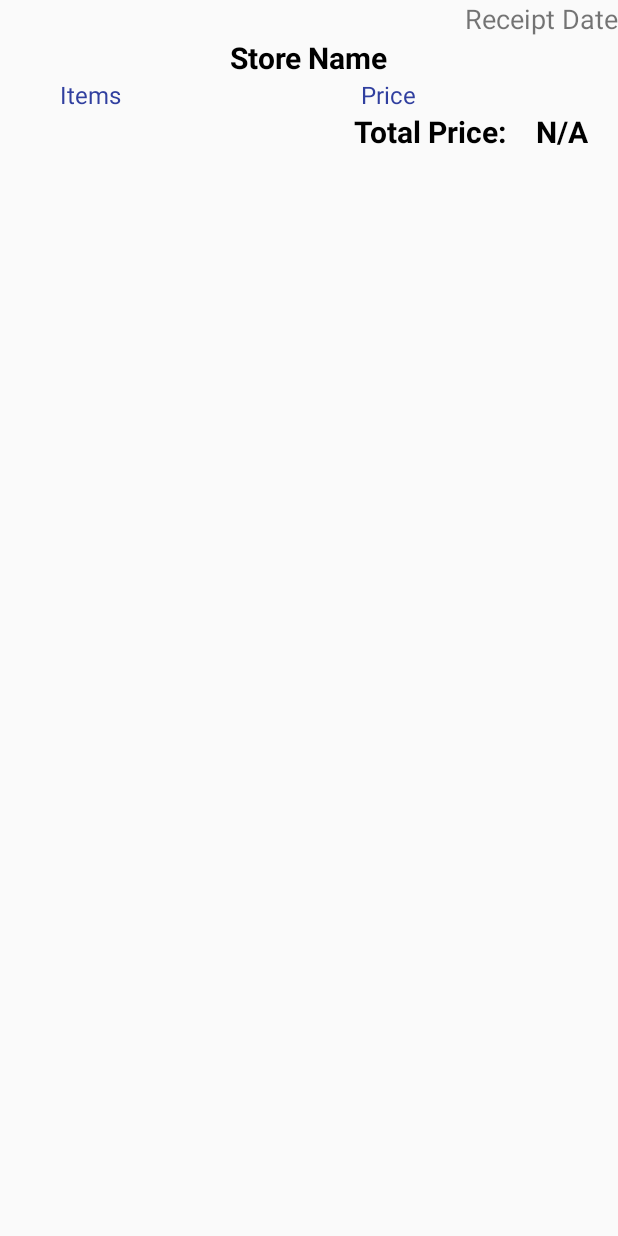
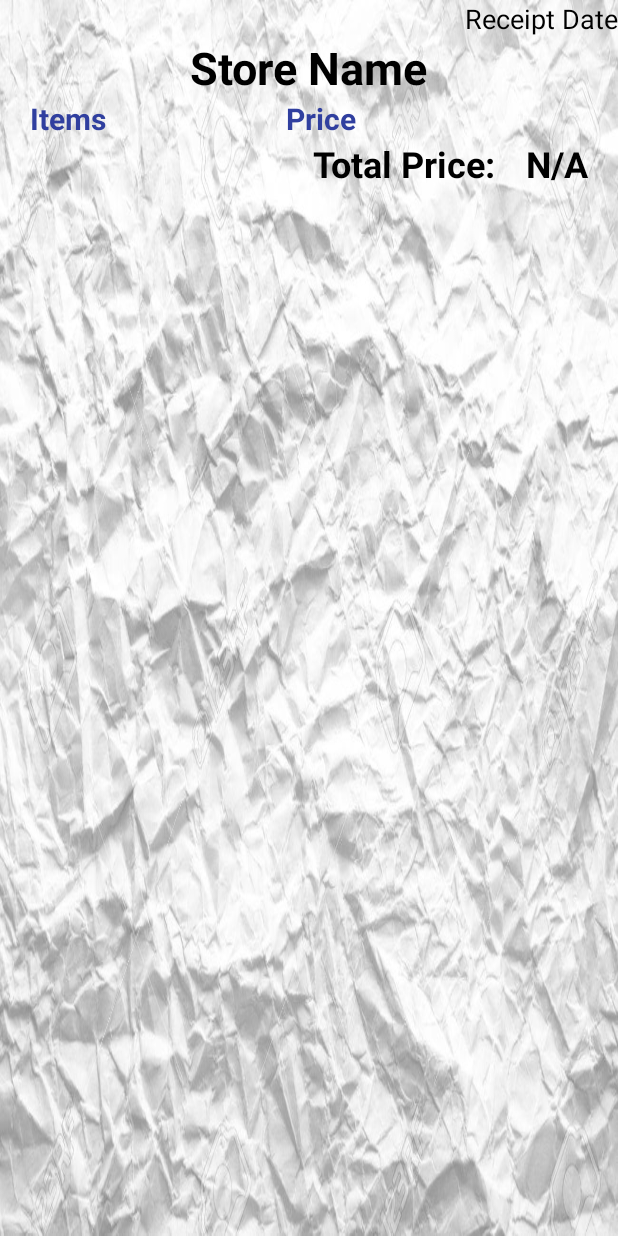
Before and after one commit to andrewgodbout/e-receipt-android, an Android app: the layout activity_receipt.xml on its own in the app's theme, with its tools: preview values and no code run, on a phone screen of 412 x 824 dp. Run offline under Robolectric (Android 15) with nearby library versions, the phone set to English and light mode, and no system bars.

Commit message:
ReceiptBackground

```diff
--- a/E_RECEIPT/app/src/main/res/layout/activity_receipt.xml
+++ b/E_RECEIPT/app/src/main/res/layout/activity_receipt.xml
@@ -2,6 +2,7 @@
 <LinearLayout
     xmlns:android="http://schemas.android.com/apk/res/android"
     android:orientation="vertical"
+    android:background="@drawable/crumbledpaper"
     android:layout_width="match_parent"
     android:layout_height="match_parent"
     android:layout_centerInParent="true">
@@ -17,6 +18,7 @@
             android:layout_width="wrap_content"
             android:layout_height="wrap_content"
             android:textSize="18dp"
+            android:textColor="@android:color/black"
             android:text="@string/receipt_date"/>
 
     </RelativeLayout>
@@ -28,7 +30,7 @@
             android:id="@+id/textview_store_name"
             android:layout_width="wrap_content"
             android:layout_height="wrap_content"
-            android:textSize="20dp"
+            android:textSize="30dp"
             android:textStyle="bold"
             android:textColor="@android:color/black"
             android:text="@string/store_name"/>
@@ -49,9 +51,10 @@
                 android:isScrollContainer="true"
                 android:text="@string/items"
                 android:textColor="@color/colorPrimaryDark"
-                android:textSize="16sp"
-                android:layout_marginLeft="40dp"
-                android:layout_marginRight="80dp"/>
+                android:textStyle="bold"
+                android:textSize="20sp"
+                android:layout_marginLeft="20dp"
+                android:layout_marginRight="60dp"/>
         </ScrollView>
         <ScrollView
             android:layout_width="wrap_content"
@@ -61,11 +64,12 @@
                 android:id="@+id/items_price"
                 android:layout_width="wrap_content"
                 android:layout_height="wrap_content"
-                android:layout_marginLeft="80dp"
+                android:layout_marginLeft="60dp"
                 android:isScrollContainer="true"
                 android:text="@string/price"
                 android:textColor="@color/colorPrimaryDark"
-                android:textSize="16sp"/>
+                android:textStyle="bold"
+                android:textSize="20sp"/>
 
 
         </ScrollView>
@@ -84,7 +88,7 @@
             android:id="@+id/receipt_total"
             android:layout_width="wrap_content"
             android:layout_height="wrap_content"
-            android:textSize="20dp"
+            android:textSize="24dp"
             android:textStyle="bold"
             android:textColor="@android:color/black"
             android:layout_marginRight="20dp"
@@ -93,7 +97,7 @@
             android:id="@+id/receipt_price"
             android:layout_width="wrap_content"
             android:layout_height="wrap_content"
-            android:textSize="20dp"
+            android:textSize="24dp"
             android:textStyle="bold"
             android:textColor="@android:color/black"
             android:text="N/A"
```
Also changed, not shown: E_RECEIPT/app/src/main/res/drawable/crumbledpaper.jpg (added).
